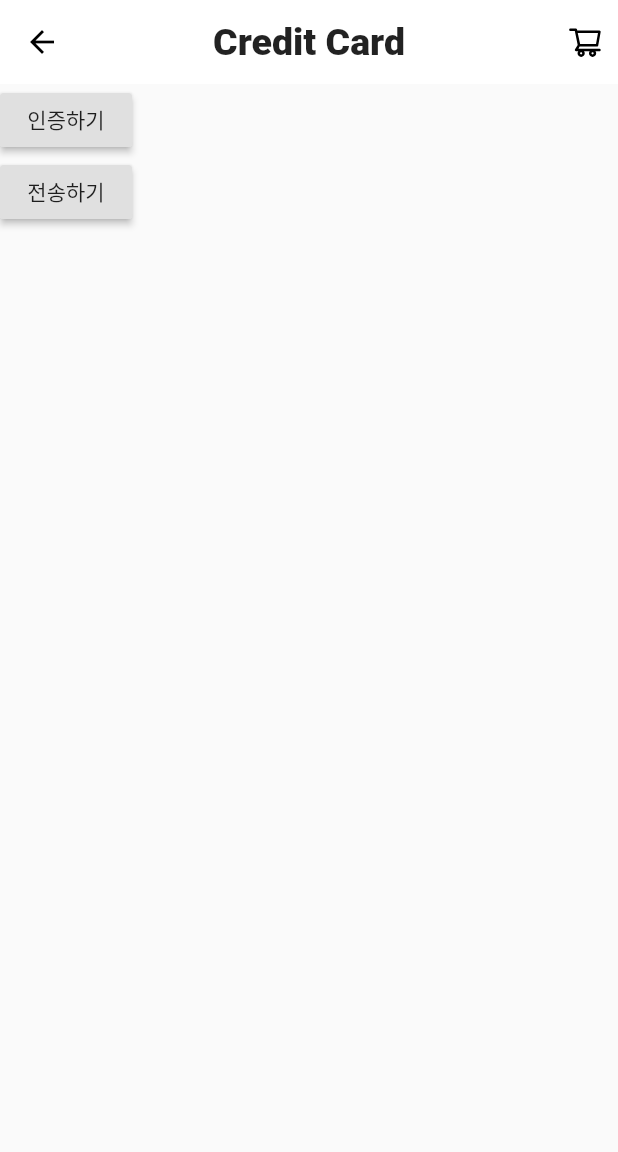
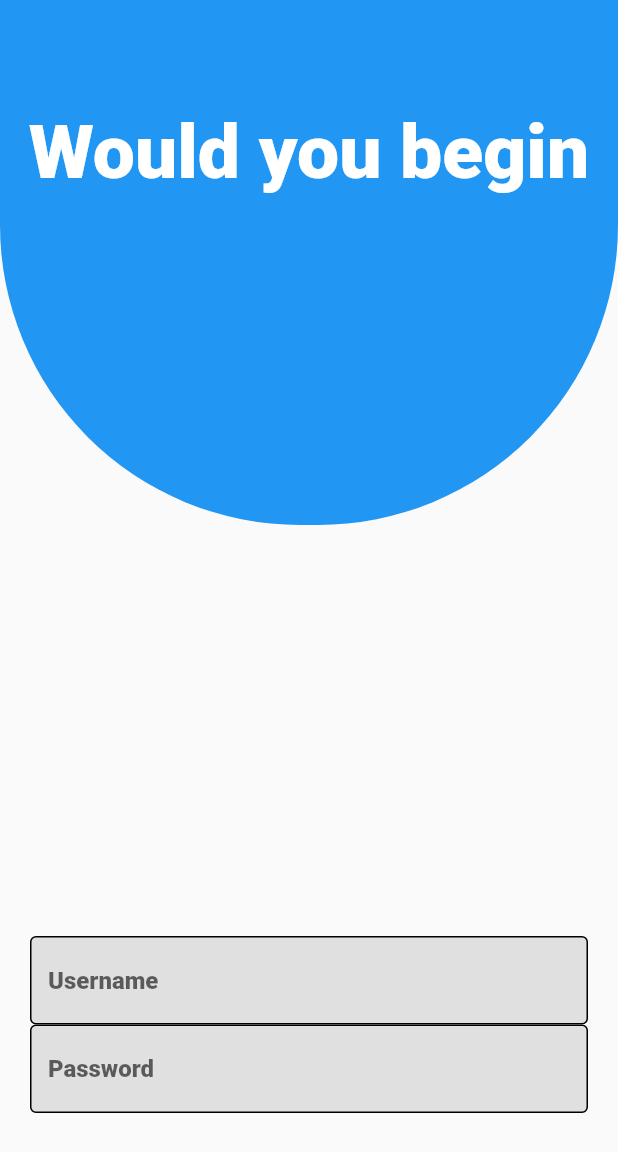
Before and after one commit to joo6077/flutter_beginner, a Flutter app: the screen it shows after launch, on a phone screen of 412 x 824 dp. Shown: the top 1152 px of the screen. Run offline on Flutter 3.47's test engine with Material 2 defaults, Android fonts, the phone set to English and light mode, and no system bars; our stand-ins replace flutter_icons.

Commit message:
stack === div children같은 느낌

```diff
--- a/lib/main.dart
+++ b/lib/main.dart
@@ -24,50 +24,72 @@ class _FirstAppState extends State<FirstApp> {
       ),
       home: SafeArea(
         child: Scaffold(
-          appBar: AppBar(
-            elevation: 0,
-            leading: Icon(Icons.arrow_back),
-            title: Text(
-              'Credit Card',
+          resizeToAvoidBottomInset: true,
+          body: Stack(
+            children: [
+              Column(
+                children: [
+                  ClipRRect(
+                    borderRadius: BorderRadius.only(
+                        bottomLeft: Radius.circular(200),
+                        bottomRight: Radius.circular(200)),
+                    child: Container(
+                      alignment: Alignment(0, -0.5),
+                      child: Text(
+                        'Would you begin',
                         style: TextStyle(
-                fontWeight: FontWeight.w800,
-                fontSize: 25,
-                fontFamily: 'Roboto',
+                          color: Colors.white,
+                          fontSize: 50,
                         ),
                       ),
-            centerTitle: true,
-            actions: [
-              Row(
-                children: [
-                  Icon(FlutterIcons.shoppingcart_ant),
-                  SizedBox(width: 10),
-                ],
-              )
+                      color: Colors.blue,
+                      height: 350,
+                    ),
+                  ),
+                  Expanded(child: SizedBox()),
                 ],
               ),
-          body: Column(
+              Positioned(
+                  left: 0,
+                  right: 0,
+                  bottom: 0,
+                  height: 200,
+                  child: Padding(
+                    padding: const EdgeInsets.symmetric(horizontal: 20),
+                    child: Column(
                       children: [
-              RaisedButton(
-                  child: Text('인증하기'),
-                  onPressed: () {
-                    print('클릭됨');
-                    setState(() {
-                      // 데이터에 연관이 있는 위젯은 다시 그려라.
-                      isChecked = false;
-                    });
-                  }),
-              AbsorbPointer(
-                absorbing: isChecked,
-                child: RaisedButton(
-                    child: Text('전송하기'),
-                    onPressed: () {
-                      print('클릭post commit');
-                    }),
+                        buildTextFormField("Username"),
+                        buildTextFormField("Password"),
+                      ],
                     ),
+                  )),
             ],
           ),
         ),
       ),
     );
   }
+
+  TextFormField buildTextFormField(String hint) {
+    return TextFormField(
+      decoration: InputDecoration(
+          hintText: hint,
+          enabledBorder: OutlineInputBorder(
+            borderSide: BorderSide(width: 1, color: Colors.black),
+          ),
+          focusedBorder: OutlineInputBorder(
+            borderSide: BorderSide(width: 1, color: Colors.black),
+          ),
+          fillColor: Colors.grey[300],
+          filled: true),
+    );
   }
+
+  ListView buildListView() {
+    return ListView(
+      children: [
+        TextFormField(),
+      ],
+    );
+  }
+}
```
Lines whose indentation alone changed are shown as unchanged.
